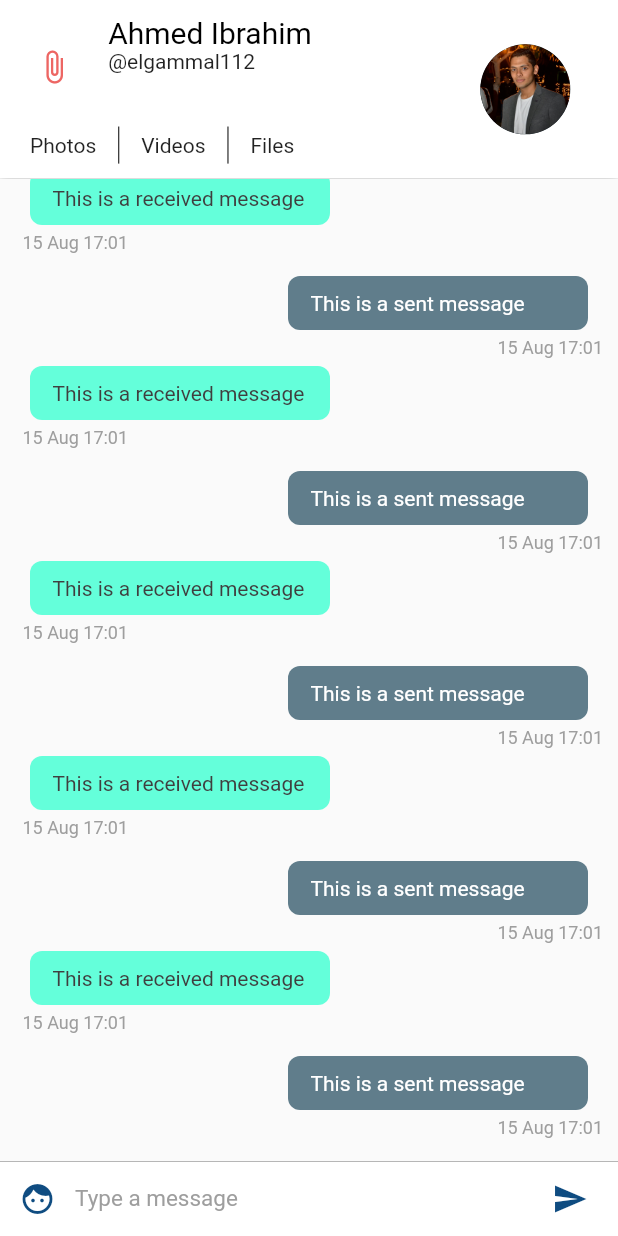
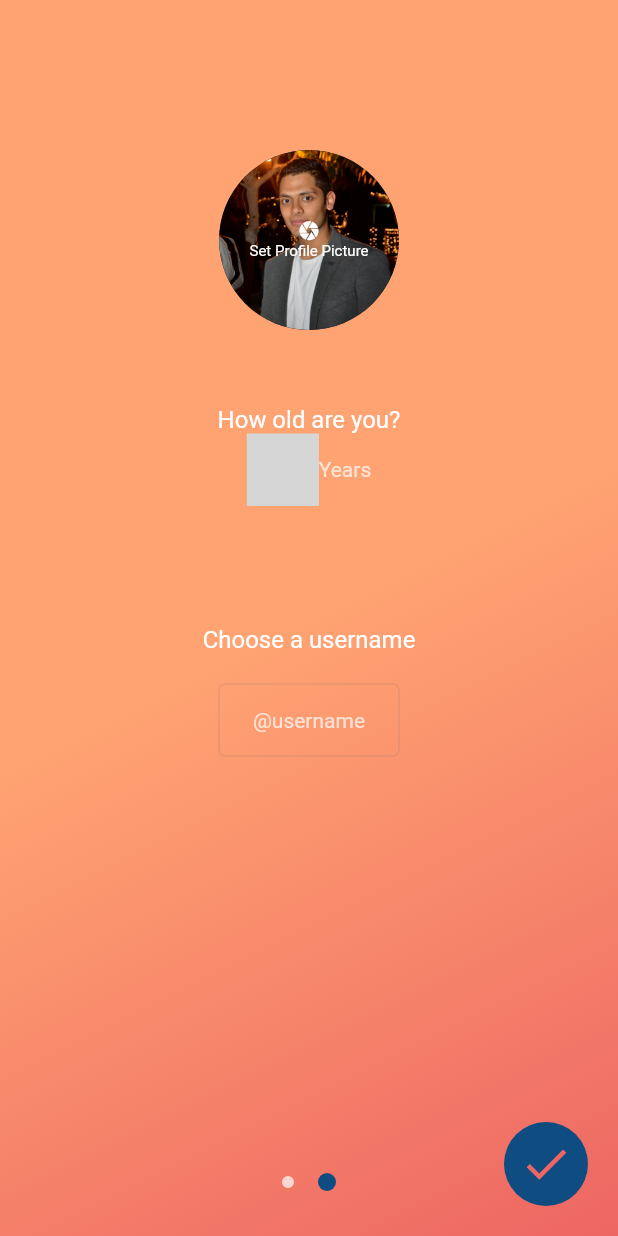
Before and after one commit to nLoops/xChat, a Flutter app: the screen it shows after launch, swiped to page 2, on a phone screen of 412 x 824 dp. Run offline on Flutter 3.47's test engine with Material 2 defaults, Android fonts, the phone set to English and light mode, and no system bars; our stand-ins replace numberpicker; statements that could not run were skipped; grey boxes are pictures that could not be loaded.

Commit message:
(+) Implement Register UI.

```diff
--- a/lib/main.dart
+++ b/lib/main.dart
@@ -1,5 +1,5 @@
 import 'package:flutter/material.dart';
-import 'package:xchat/ui/chat_list_widget.dart';
+import 'package:xchat/ui/register_widget.dart';
 import 'package:xchat/values/colors.dart';
 
 void main() => runApp(App());
@@ -11,11 +11,10 @@ class App extends StatelessWidget {
     return MaterialApp(
       title: 'xChat',
       theme: ThemeData(
-        primaryColor: Palette.primaryColor,
-        primaryColorDark: Palette.primaryDark,
-        accentColor: Palette.secondaryColor
-      ),
-      home: ChatList(),
+          primaryColor: Palette.primaryColor,
+          primaryColorDark: Palette.primaryDark,
+          accentColor: Palette.secondaryColor),
+      home: RegisterWidget(),
     );
   }
 }
--- /dev/null
+++ b/lib/ui/register_widget.dart
@@ -0,0 +1,348 @@
+import 'package:flutter/material.dart';
+import 'package:numberpicker/numberpicker.dart';
+import 'package:xchat/ui/chat_list_widget.dart';
+import 'package:xchat/values/anim.dart';
+import 'package:xchat/values/assets.dart';
+import 'package:xchat/values/colors.dart';
+import 'package:xchat/values/styles.dart';
+
+class RegisterWidget extends StatefulWidget {
+  @override
+  _RegisterWidgetState createState() => _RegisterWidgetState();
+}
+
+class _RegisterWidgetState extends State<RegisterWidget>
+    with SingleTickerProviderStateMixin, WidgetsBindingObserver {
+  int currentPage = 0;
+  int age = 18;
+  var isKeyboardOpen =
+      false; //this variable keeps track of the keyboard, when its shown and when its hidden
+
+  PageController pageController =
+      PageController(); // this is the controller of the page. This is used to navigate back and forth between the pages
+
+  //Fields related to animation of the gradient
+  Alignment begin = Alignment.center;
+  Alignment end = Alignment.bottomRight;
+
+  //Fields related to animating the layout and pushing widgets up when the focus is on the username field
+  AnimationController usernameFieldAnimationController;
+  Animation profilePicHeightAnimation, usernameAnimation, ageAnimation;
+  FocusNode usernameFocusNode = FocusNode();
+
+  @override
+  void initState() {
+    WidgetsBinding.instance.addObserver(this);
+    usernameFieldAnimationController =
+        AnimationController(vsync: this, duration: Duration(milliseconds: 300));
+    profilePicHeightAnimation =
+        Tween(begin: 100.0, end: 0.0).animate(usernameFieldAnimationController)
+          ..addListener(() {
+            setState(() {});
+          });
+    usernameAnimation =
+        Tween(begin: 50.0, end: 10.0).animate(usernameFieldAnimationController)
+          ..addListener(() {
+            setState(() {});
+          });
+    ageAnimation =
+        Tween(begin: 80.0, end: 10.0).animate(usernameFieldAnimationController)
+          ..addListener(() {
+            setState(() {});
+          });
+    usernameFocusNode.addListener(() {
+      if (usernameFocusNode.hasFocus) {
+        usernameFieldAnimationController.forward();
+      } else {
+        usernameFieldAnimationController.reverse();
+      }
+    });
+    pageController.addListener(() {
+      setState(() {
+        begin = Alignment(pageController.page, pageController.page);
+        end = Alignment(1 - pageController.page, 1 - pageController.page);
+      });
+    });
+    super.initState();
+  }
+
+  @override
+  Widget build(BuildContext context) {
+    return WillPopScope(
+        onWillPop: onWillPop, //user to override the back button press
+        child: Scaffold(
+          resizeToAvoidBottomPadding: false,
+          //  avoids the bottom overflow warning when keyboard is shown
+          body: Container(
+              decoration: BoxDecoration(
+                  gradient: LinearGradient(begin: begin, end: end, colors: [
+                    Palette.gradientStartColor,
+                    Palette.gradientEndColor
+                  ])),
+              child: Stack(
+                  alignment: AlignmentDirectional.bottomCenter,
+                  children: <Widget>[
+                    AnimatedContainer(
+                        duration: Duration(milliseconds: 1500),
+                        child: PageView(
+                            controller: pageController,
+                            physics: NeverScrollableScrollPhysics(),
+                            onPageChanged: (int page) =>
+                                updatePageState(page),
+                            children: <Widget>[
+                              buildPageOne(),
+                              buildPageTwo()
+                            ])),
+                    Container(
+                      margin: EdgeInsets.only(bottom: 30),
+                      child: Row(
+                        mainAxisSize: MainAxisSize.min,
+                        mainAxisAlignment: MainAxisAlignment.center,
+                        children: _indicators(),
+                      ),
+                    ),
+                    AnimatedOpacity(
+                        opacity: currentPage == 1 ? 1.0 : 0.0,
+                        //shows only on page 1
+                        duration: Duration(milliseconds: 500),
+                        child: Container(
+                            margin: EdgeInsets.only(right: 20, bottom: 20),
+                            child: Row(
+                              mainAxisAlignment: MainAxisAlignment.end,
+                              mainAxisSize: MainAxisSize.max,
+                              children: <Widget>[
+                                FloatingActionButton(
+                                  onPressed: () => navigateToHome(),
+                                  elevation: 0,
+                                  backgroundColor: Palette.primaryColor,
+                                  child: Icon(
+                                    Icons.done,
+                                    color: Palette.secondaryColor,
+                                    size: 36,
+                                  ),
+                                )
+                              ],
+                            )))
+                  ])),
+        ));
+  }
+
+  buildPageOne() {
+    return Container(
+      child: Column(
+        children: <Widget>[
+          Container(
+              margin: EdgeInsets.only(top: 250),
+              child: Image.asset(Assets.app_icon_fg, height: 100)),
+          Container(
+              margin: EdgeInsets.only(top: 30),
+              child: Text('xChat',
+                  style: TextStyle(
+                      color: Colors.white,
+                      fontWeight: FontWeight.bold,
+                      fontSize: 22))),
+          Container(
+              margin: EdgeInsets.only(top: 100),
+              child: ButtonTheme(
+                  height: 40,
+                  child: FlatButton.icon(
+                      onPressed: () => updatePageState(1),
+                      color: Colors.transparent,
+                      icon: Image.asset(
+                        Assets.google_button,
+                        height: 25,
+                      ),
+                      label: Text(
+                        'Sign In with Google',
+                        style: TextStyle(
+                            color: Palette.primaryTextColorLight,
+                            fontWeight: FontWeight.w800),
+                      ))))
+        ],
+      ),
+    );
+  }
+
+  buildPageTwo() {
+    return Container(
+      child: Column(
+        crossAxisAlignment: CrossAxisAlignment.center,
+        children: <Widget>[
+          SizedBox(height: 100),
+          Container(
+              child: CircleAvatar(
+            child: Column(
+              mainAxisAlignment: MainAxisAlignment.center,
+              children: <Widget>[
+                Icon(
+                  Icons.camera,
+                  color: Colors.white,
+                  size: 15,
+                ),
+                Text(
+                  'Set Profile Picture',
+                  textAlign: TextAlign.center,
+                  style: TextStyle(
+                    color: Colors.white,
+                    fontSize: 10,
+                  ),
+                )
+              ],
+            ),
+            backgroundImage: Image.asset(Assets.AVATAR).image,
+            radius: 60,
+          )),
+          SizedBox(
+            height: 50,
+          ),
+          Text(
+            'How old are you?',
+            style: Styles.questionLight,
+          ),
+          Row(
+            mainAxisSize: MainAxisSize.min,
+            children: <Widget>[
+              NumberPicker.horizontal(
+                  initialValue: age,
+                  minValue: 15,
+                  maxValue: 100,
+                  highlightSelectedValue: true,
+                  onChanged: (num value) {
+                    setState(() {
+                      age = value;
+                    });
+                    //   print(age);
+                  }),
+              Text('Years', style: Styles.textLight)
+            ],
+          ),
+          SizedBox(
+            height: 80,
+          ),
+          Container(
+            child: Text(
+              'Choose a username',
+              style: Styles.questionLight,
+            ),
+          ),
+          Container(
+              margin: EdgeInsets.only(top: 20),
+              width: 120,
+              child: TextField(
+                textAlign: TextAlign.center,
+                style: Styles.subHeadingLight,
+                decoration: InputDecoration(
+                  hintText: '@username',
+                  hintStyle: Styles.hintTextLight,
+                  contentPadding: EdgeInsets.fromLTRB(10, 5, 10, 5),
+                  focusedBorder: OutlineInputBorder(
+                    borderSide:
+                        BorderSide(color: Palette.primaryColor, width: 0.1),
+                  ),
+                  enabledBorder: OutlineInputBorder(
+                    borderSide:
+                        BorderSide(color: Palette.primaryColor, width: 0.1),
+                  ),
+                ),
+              ))
+        ],
+      ),
+    );
+  }
+
+  updatePageState(index) {
+    if (index == 1)
+      pageController.nextPage(
+          duration: Duration(milliseconds: 300), curve: Curves.easeIn);
+
+    setState(() {
+      currentPage = index;
+    });
+  }
+
+  List<Widget> _indicators() {
+    final List<Widget> data = <Widget>[];
+    for (int i = 0; i < 2; i++) {
+      data.add(CircleIndicator(i == currentPage));
+    }
+
+    return data;
+  }
+
+  Future<bool> onWillPop() {
+    if (currentPage == 1) {
+      //go to first page if currently on second page
+      pageController.previousPage(
+        duration: Duration(milliseconds: 300),
+        curve: Curves.easeOut,
+      );
+      return Future.value(false);
+    }
+    return Future.value(true);
+  }
+
+  @override
+  void dispose() {
+    WidgetsBinding.instance.removeObserver(this);
+    usernameFieldAnimationController.dispose();
+    usernameFocusNode.dispose();
+    super.dispose();
+  }
+
+  ///
+  /// This routine is invoked when the window metrics have changed.
+  ///
+  @override
+  void didChangeMetrics() {
+    final value = MediaQuery.of(context).viewInsets.bottom;
+    if (value > 0) {
+      if (isKeyboardOpen) {
+        onKeyboardChanged(false);
+      }
+      isKeyboardOpen = false;
+    } else {
+      isKeyboardOpen = true;
+      onKeyboardChanged(true);
+    }
+  }
+
+  onKeyboardChanged(bool isVisible) {
+    if (!isVisible) {
+      FocusScope.of(context).requestFocus(FocusNode());
+      usernameFieldAnimationController.reverse();
+    }
+  }
+
+  navigateToHome() {
+    Navigator.push(
+      context,
+      SlideLeftRoute(page: ChatList()),
+    );
+  }
+}
+
+class CircleIndicator extends StatefulWidget {
+  bool isActive;
+
+  CircleIndicator(this.isActive);
+
+  @override
+  _CircleIndicatorState createState() => _CircleIndicatorState();
+}
+
+class _CircleIndicatorState extends State<CircleIndicator> {
+  @override
+  Widget build(BuildContext context) {
+    return AnimatedContainer(
+      duration: Duration(milliseconds: 600),
+      margin: EdgeInsets.symmetric(horizontal: 8),
+      height: widget.isActive ? 12 : 8,
+      width: widget.isActive ? 12 : 8,
+      decoration: BoxDecoration(
+          color: widget.isActive
+              ? Palette.primaryColor
+              : Palette.secondaryTextColorLight,
+          borderRadius: BorderRadius.all(Radius.circular(12))),
+    );
+  }
+}
--- /dev/null
+++ b/lib/values/anim.dart
@@ -0,0 +1,24 @@
+import 'package:flutter/material.dart';
+
+class SlideLeftRoute extends PageRouteBuilder {
+  final Widget page;
+
+  SlideLeftRoute({this.page})
+      : super(
+    pageBuilder: (BuildContext context,
+        Animation<double> animation,
+        Animation<double> secondaryAnimation,) =>
+    page,
+    transitionsBuilder: (BuildContext context,
+        Animation<double> animation,
+        Animation<double> secondaryAnimation,
+        Widget child,) =>
+        SlideTransition(
+          position: Tween<Offset>(
+            begin: const Offset(0, 1),
+            end: Offset.zero,
+          ).animate(animation),
+          child: child,
+        ),
+  );
+}
--- a/lib/values/assets.dart
+++ b/lib/values/assets.dart
@@ -1,3 +1,5 @@
 class Assets{
   static const AVATAR = "assets/images/avatar.png";
+  static const app_icon_fg = "assets/launcher/ic_foreground.png";
+  static const google_button = "assets/images/google.png";
 }
--- a/lib/values/colors.dart
+++ b/lib/values/colors.dart
@@ -14,4 +14,9 @@ class Palette {
   static Color otherMessageColor = Color(0xff3f3f3f);
   static Color greyColor = Colors.grey;
   static Color chatBackgroundColor = Color(0xfffafafa);
+  static Color gradientStartColor = secondaryColor;
+  static Color gradientEndColor = orangeAccent;
+  static Color primaryTextColorLight = Colors.white;
+  static Color secondaryTextColorLight = Colors.white70;
+
 }
--- a/lib/values/styles.dart
+++ b/lib/values/styles.dart
@@ -2,19 +2,27 @@ import 'package:flutter/material.dart';
 
 import 'colors.dart';
 
-class Styles{
+class Styles {
   static TextStyle textHeading = TextStyle(
-      color: Palette.primaryTextColor,
-      fontSize: 20); // Text style for the name
-  static TextStyle subHeading = TextStyle(
-      color: Palette.primaryTextColor,
-      fontSize: 14);
-  static TextStyle text = TextStyle(
-      color: Palette.secondaryTextColor);
-  static TextStyle subText = TextStyle(
-      color: Palette.greyColor);
+      color: Palette.primaryTextColor, fontSize: 20); // Text style for the name
+  static TextStyle subHeading =
+      TextStyle(color: Palette.primaryTextColor, fontSize: 14);
+  static TextStyle text = TextStyle(color: Palette.secondaryTextColor);
+  static TextStyle subText = TextStyle(color: Palette.greyColor);
   static TextStyle date = TextStyle(
-      color: Palette.greyColor,
-      fontSize: 12.0,
-      fontStyle: FontStyle.normal);
+      color: Palette.greyColor, fontSize: 12.0, fontStyle: FontStyle.normal);
+  static TextStyle numberPickerHeading =
+      TextStyle(fontSize: 30, color: Palette.primaryTextColorLight);
+  static TextStyle textHeadingLight =
+      TextStyle(color: Palette.primaryTextColorLight, fontSize: 20);
+  static TextStyle question =
+      TextStyle(color: Palette.primaryTextColor, fontSize: 16);
+  static TextStyle questionLight =
+      TextStyle(color: Palette.primaryTextColorLight, fontSize: 16);
+  static TextStyle subHeadingLight =
+      TextStyle(color: Palette.primaryTextColorLight, fontSize: 14);
+  static TextStyle hintTextLight =
+      TextStyle(color: Palette.secondaryTextColorLight);
+  static TextStyle textLight =
+      TextStyle(color: Palette.secondaryTextColorLight);
 }
--- a/lib/widgets/chat_message.dart
+++ b/lib/widgets/chat_message.dart
@@ -9,12 +9,12 @@ class ChatMessage extends StatelessWidget {
 
   @override
   Widget build(BuildContext context) {
-    // TODO: implement build
     if (index % 2 == 0) {
       //This is the sent message. We'll later use data from firebase instead of index to determine the message is sent or received.
       return Container(
           child: Column(children: <Widget>[
         Row(
+          mainAxisAlignment:MainAxisAlignment.end,
           children: <Widget>[
             Container(
               child: Text(
@@ -28,9 +28,7 @@ class ChatMessage extends StatelessWidget {
                   borderRadius: BorderRadius.circular(8.0)),
               margin: EdgeInsets.only(right: 10.0),
             )
-          ],
-          mainAxisAlignment:
-              MainAxisAlignment.end, // aligns the chatitem to right end
+          ], // aligns the chatitem to right end
         ),
         Row(mainAxisAlignment: MainAxisAlignment.end, children: <Widget>[
           Container(
--- a/lib/widgets/messages_list.dart
+++ b/lib/widgets/messages_list.dart
@@ -5,7 +5,6 @@ class MessagesList extends StatelessWidget {
   final ScrollController listScrollController = new ScrollController();
   @override
   Widget build(BuildContext context) {
-    // TODO: implement build
     return ListView.builder(
       padding: EdgeInsets.all(10.0),
       itemBuilder: (context, index) => ChatMessage(index),
--- a/pubspec.yaml
+++ b/pubspec.yaml
@@ -25,8 +25,10 @@ dependencies:
   cupertino_icons: ^0.1.2
   # used in Date format and localization.
   intl: ^0.16.1
-  # used in change Launcher icons for both Android & IOS
+  # used in change Launcher icons for both Android & IOS.
   flutter_launcher_icons: ^0.7.4
+  # Number picker.
+  numberpicker: ^1.2.0
 
 dev_dependencies:
   flutter_test:
```
Also changed, not shown: .github/workflows/main.yaml, assets/images/google.png (added), pubspec.lock, 19 other files.
